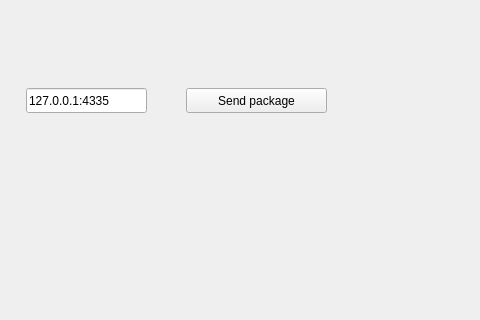
The window that practice_task/mainwindow.ui (ThatsRightImKiryu/CNIIAG-Practice) describes before a commit, drawn with Qt 5; both pictures show x 204 to 684 and y 112 to 432 of the 800 by 600 pixel window.
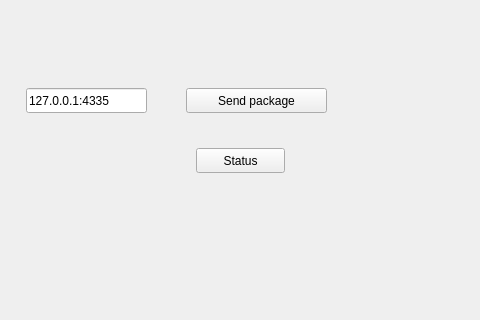
The same window after the commit.

Commit message: added status package

The edit to the form file:
```diff
--- a/practice_task/mainwindow.ui
+++ b/practice_task/mainwindow.ui
@@ -43,6 +43,19 @@
      <string>init/status</string>
     </property>
    </widget>
+   <widget class="QPushButton" name="statBtn">
+    <property name="geometry">
+     <rect>
+      <x>400</x>
+      <y>260</y>
+      <width>89</width>
+      <height>25</height>
+     </rect>
+    </property>
+    <property name="text">
+     <string>Status</string>
+    </property>
+   </widget>
   </widget>
   <widget class="QMenuBar" name="menubar">
    <property name="geometry">
```
The commit also changes 13 other files.
